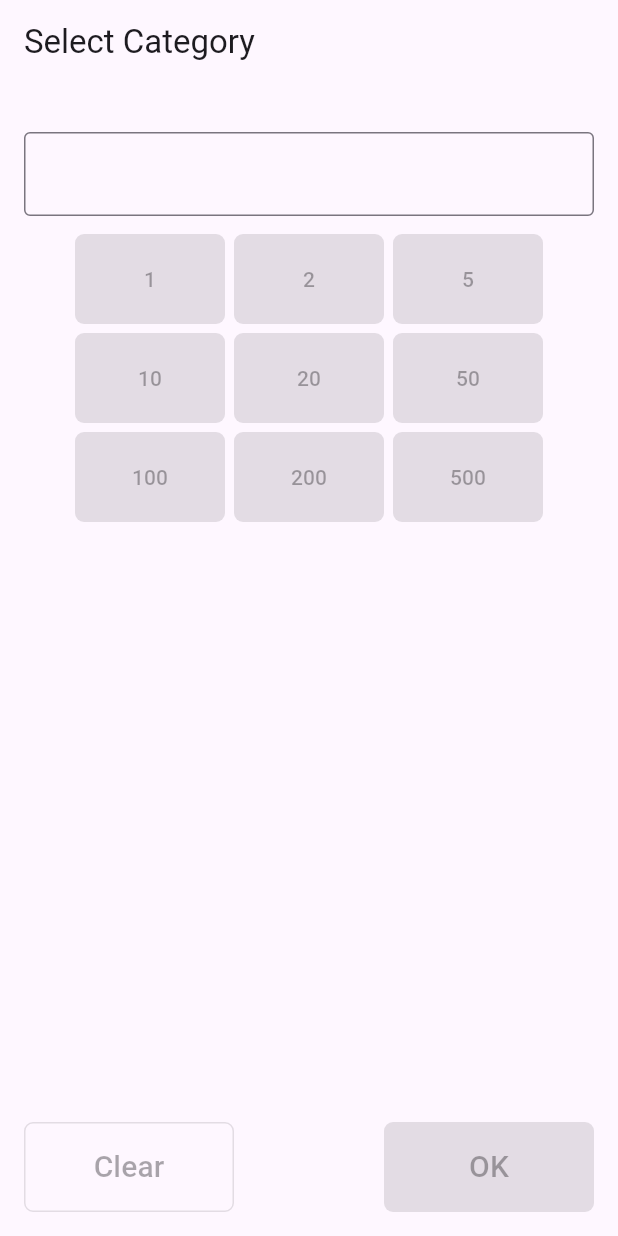
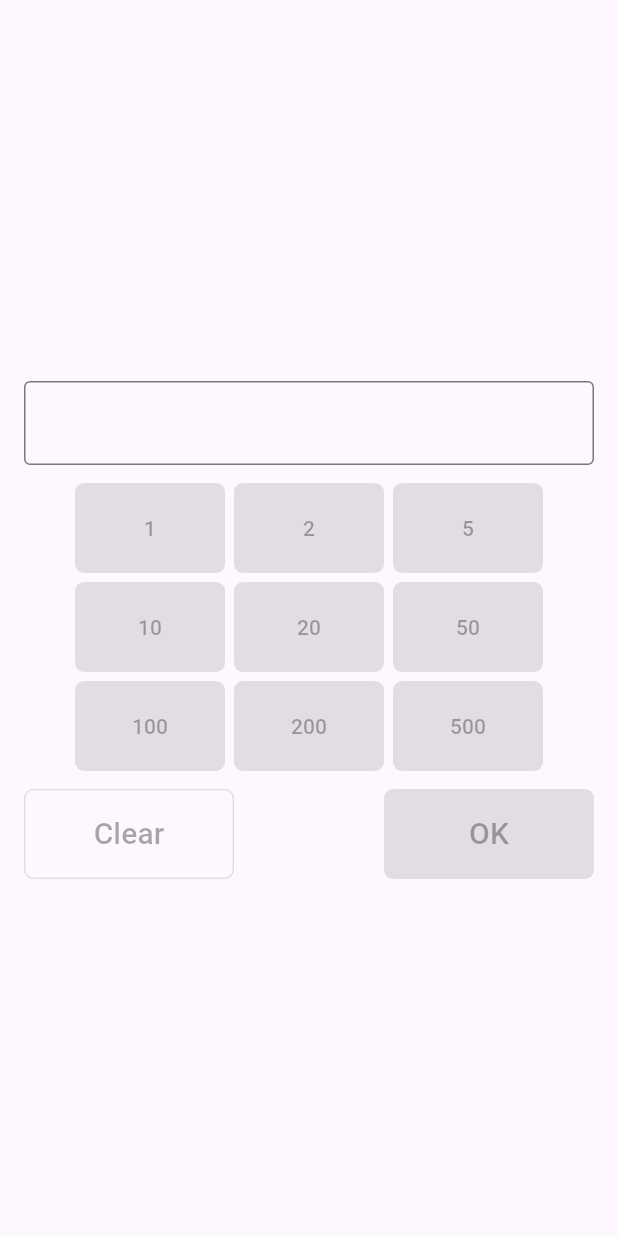
Before and after one commit to fbalbinoribeiro/expense-tracker-app, a Flutter app: the screen it shows after launch, on a phone screen of 412 x 824 dp. Run offline on Flutter 3.47's test engine with Material 3 defaults, Android fonts, the light colour scheme and no system bars; our stand-ins replace currency_text_input_formatter.

Commit message:
chore: centralize amount selector

```diff
--- a/expense_tracker_app/lib/features/amount_selector.dart
+++ b/expense_tracker_app/lib/features/amount_selector.dart
@@ -7,7 +7,8 @@ class AmountSelector extends StatelessWidget {
   @override
   Widget build(BuildContext context) {
     final quickAmounts = [1, 2, 5, 10, 20, 50, 100, 200, 500];
-    return Column(
+    return Center(
+      child: Column(
         mainAxisSize: MainAxisSize.min,
         crossAxisAlignment: CrossAxisAlignment.center,
         children: [
@@ -42,7 +43,6 @@ class AmountSelector extends StatelessWidget {
             }).toList(),
           ),
           const SizedBox(height: 12),
-        const Spacer(),
           SizedBox(
             width: double.infinity,
             child: Row(
@@ -68,6 +68,7 @@ class AmountSelector extends StatelessWidget {
             ),
           ),
         ],
+      ),
     );
   }
 }
--- a/expense_tracker_app/lib/main.dart
+++ b/expense_tracker_app/lib/main.dart
@@ -16,11 +16,7 @@ class MyApp extends StatelessWidget {
       title: 'Category Selector',
       theme: appTheme,
       home: Scaffold(
-        appBar: AppBar(title: const Text('Select Category')),
-        body: const Padding(
-          padding: EdgeInsets.all(16.0),
-          child: AmountSelector(),
-        ),
+        body: Padding(padding: EdgeInsets.all(16.0), child: AmountSelector()),
       ),
     );
   }
```
Lines whose indentation alone changed are shown as unchanged.
